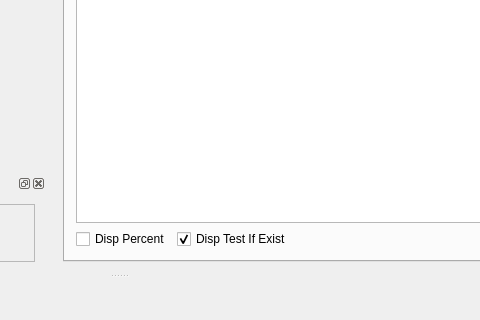
The window that src/DNNLab/mainwindow.ui (edeforas/BeeDNN) describes before a commit, drawn with Qt 5; both pictures show x 452 to 932 and y 417 to 737 of the 1141 by 737 pixel window.
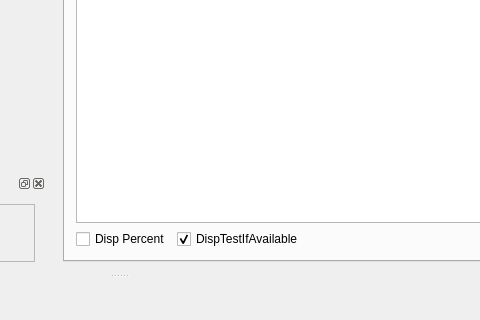
The same window after the commit. The open tabs and pages were chosen to show the change. Custom widgets are drawn as their Qt base class.

Patch:
```diff
--- a/src/DNNLab/mainwindow.ui
+++ b/src/DNNLab/mainwindow.ui
@@ -160,7 +160,7 @@
             <item>
              <widget class="QCheckBox" name="cbDispTestIfExist">
               <property name="text">
-               <string>Disp Test If Exist</string>
+               <string>DispTestIfAvailable</string>
               </property>
               <property name="checked">
                <bool>true</bool>
```
Left out of the diff: 4 changed lines with no effect on the pictures.
